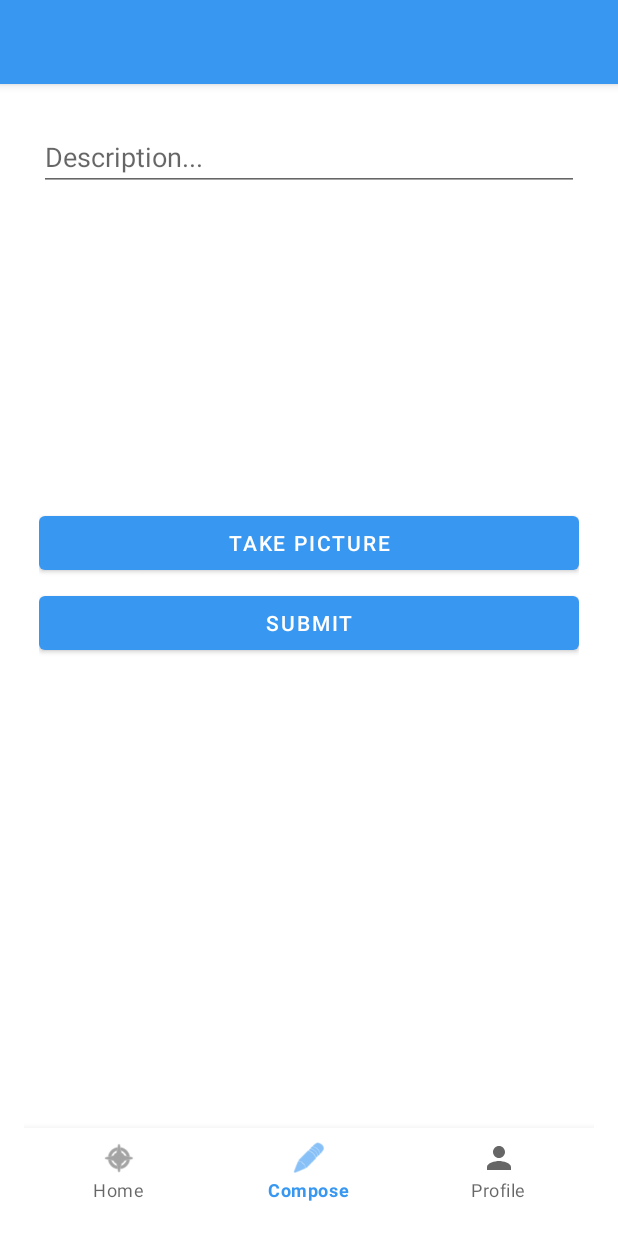
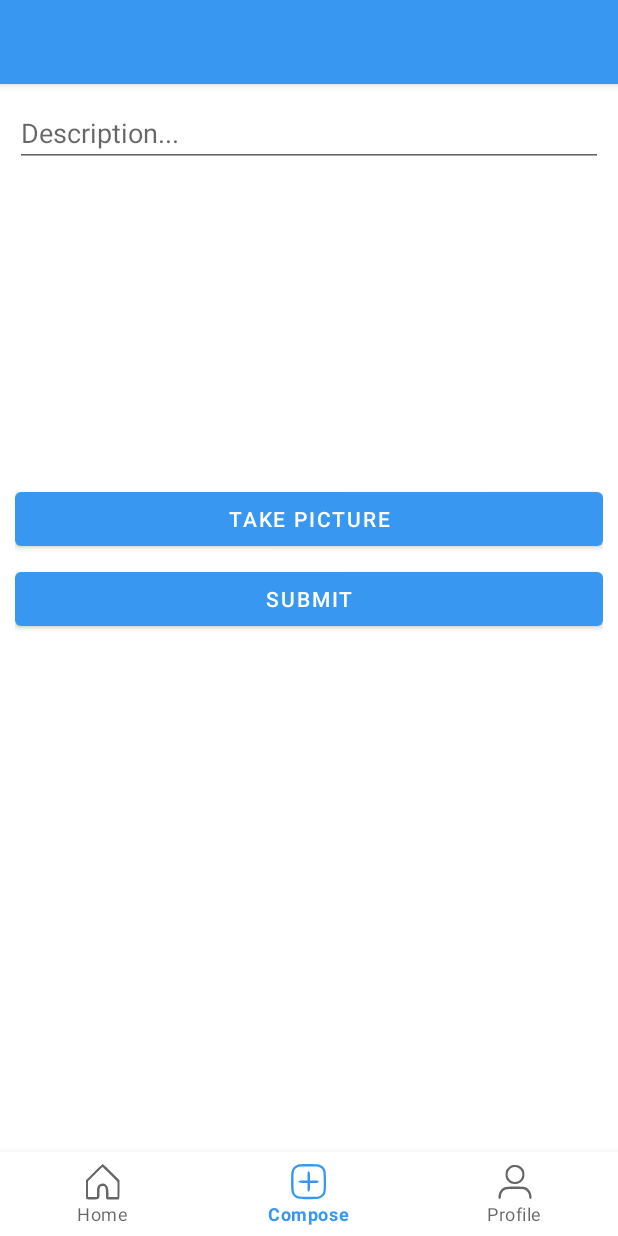
Before and after one commit to danielphung01/InstagramClone, an Android app: the MainActivity screen opened directly, with no data from a screen before it, item 2 of the bottom bar chosen, on a phone screen of 412 x 824 dp. Run offline under Robolectric (Android 15) with nearby library versions, the phone set to English and light mode, and no system bars; libraries missing offline, so code that uses them is left out: com.parse; pictures from the network do not load; 5 statements that could not run were skipped.

Commit message:
- Instagram icon vectors added. - Bottom Navigation Menu icons adjusted. To do: Change icons based on current fragment

```diff
--- /dev/null
+++ b/app/src/main/res/drawable/ic_instagram_home_outline_24.xml
@@ -0,0 +1,10 @@
+<vector xmlns:android="http://schemas.android.com/apk/res/android"
+    android:width="72dp"
+    android:height="72dp"
+    android:viewportWidth="72"
+    android:viewportHeight="72">
+  <path
+      android:pathData="M18.2,16.3l-16.2,16.2 0,18.7c0,16 0.2,18.7 1.6,19.2 0.9,0.3 6.2,0.6 11.9,0.6 13.5,-0 13.5,-0 13.5,-13.4 0,-11.6 1,-13.6 6.8,-13.6 5.1,-0 6.2,2.7 6.2,15.1 0,8.8 0.3,10.8 1.6,11.3 2,0.8 21.8,0.8 23.8,-0 1.4,-0.5 1.6,-3.2 1.6,-19.2l0,-18.6 -16.2,-16.3c-8.9,-9 -16.7,-16.3 -17.3,-16.3 -0.5,-0 -8.3,7.3 -17.3,16.3zM50.2,20.7l14.8,14.8 0,15.2 0,15.3 -9,-0 -9,-0 0,-7.3c0,-9.4 -1.4,-14 -5.1,-17.1 -3.5,-3 -7.6,-3.3 -11.9,-1.1 -4.6,2.4 -6,6.2 -6,16.5l0,9 -9,-0 -9,-0 0,-15.7 0,-15.8 14.2,-14.2c7.9,-7.9 14.5,-14.3 14.8,-14.3 0.3,-0 7.1,6.6 15.2,14.7z"
+      android:fillColor="#000000"
+      android:strokeColor="#00000000"/>
+</vector>
--- /dev/null
+++ b/app/src/main/res/drawable/ic_instagram_new_post_outline_24.xml
@@ -0,0 +1,14 @@
+<vector xmlns:android="http://schemas.android.com/apk/res/android"
+    android:width="72dp"
+    android:height="72dp"
+    android:viewportWidth="72"
+    android:viewportHeight="72">
+  <path
+      android:pathData="M14.8,1c-5.1,1.5 -9.4,4.9 -11.8,9.2 -2.3,4 -2.5,5.4 -2.8,21.8 -0.4,20.3 0.5,26.5 4.9,31.5 5.2,5.9 9.9,7 30.4,7 20,-0 23.3,-0.7 28.5,-5.8 5.6,-5.4 6,-7.6 6,-29.2 0,-21.3 -0.6,-24.4 -5.8,-29.8 -4.4,-4.6 -10.4,-5.7 -29.6,-5.6 -9.4,-0 -18.3,0.4 -19.8,0.9zM58,6.9c6.9,3.6 7.5,6 7.5,28.8 0,22.2 -0.1,22.7 -6.9,27.7 -2.6,2 -4.1,2.1 -22.9,2.1 -18.4,-0 -20.5,-0.2 -23.6,-2 -6.4,-3.8 -7.1,-6.5 -7.1,-28.5 0,-21.8 0.6,-23.9 7.2,-28 3,-1.8 5.1,-2 22.8,-2 17.1,-0 20,0.2 23,1.9z"
+      android:fillColor="#000000"
+      android:strokeColor="#00000000"/>
+  <path
+      android:pathData="M33.7,15.7c-0.4,0.3 -0.7,4.4 -0.7,9l0,8.3 -8.5,-0c-6.9,-0 -8.7,0.3 -9.2,1.6 -0.9,2.5 1.6,3.4 10,3.4l7.7,-0 0,8.5c0,7.7 0.2,8.5 1.9,8.5 2.5,-0 3.1,-1.9 3.1,-10.1l0,-6.9 6.9,-0c8.2,-0 10.1,-0.6 10.1,-3.1 0,-1.7 -0.8,-1.9 -8.5,-1.9l-8.5,-0 0,-7.4c0,-4.1 -0.3,-8.1 -0.6,-9 -0.6,-1.6 -2.6,-2.1 -3.7,-0.9z"
+      android:fillColor="#000000"
+      android:strokeColor="#00000000"/>
+</vector>
--- /dev/null
+++ b/app/src/main/res/drawable/ic_instagram_user_outline_25.xml
@@ -0,0 +1,14 @@
+<vector xmlns:android="http://schemas.android.com/apk/res/android"
+    android:width="72dp"
+    android:height="72dp"
+    android:viewportWidth="72"
+    android:viewportHeight="72">
+  <path
+      android:pathData="M27,3.8c-1.9,1 -4.8,3.6 -6.4,5.6 -2.6,3.1 -3.1,4.7 -3.4,10.4 -0.4,7.9 1.4,11.9 7.2,16.6 3.1,2.6 4.7,3.1 10.4,3.4 7.9,0.4 11.9,-1.4 16.6,-7.2 2.6,-3.1 3.1,-4.7 3.4,-10.4 0.4,-7.9 -1.4,-11.9 -7.2,-16.6 -3.1,-2.6 -4.7,-3.1 -10.4,-3.4 -5.2,-0.2 -7.5,0.1 -10.2,1.6zM43,8c5.2,2.7 8.4,8.7 7.7,14.6 -1.6,14.4 -20.3,18.3 -27.4,5.8 -2.8,-4.9 -2.9,-9.3 -0.3,-14.4 3.7,-7.3 12.4,-9.9 20,-6z"
+      android:fillColor="#000000"
+      android:strokeColor="#00000000"/>
+  <path
+      android:pathData="M15.5,46.5c-7.5,2.7 -12.5,10.5 -12.5,19.7 0,3.1 0.4,3.8 1.9,3.8 2.2,-0 3.1,-1.9 3.1,-6.3 0,-4.6 3.1,-9.7 7.1,-11.9 2.9,-1.5 5.8,-1.8 20.9,-1.8 15.1,-0 18,0.3 20.9,1.8 3.8,2 7.1,7.3 7.1,11.2 0,4.5 1.2,7 3.1,7 1.5,-0 1.9,-0.7 1.9,-3.8 0,-9.5 -5.7,-17.9 -13.5,-20.1 -5.9,-1.6 -35.1,-1.3 -40,0.4z"
+      android:fillColor="#000000"
+      android:strokeColor="#00000000"/>
+</vector>
--- a/app/src/main/res/layout/activity_main.xml
+++ b/app/src/main/res/layout/activity_main.xml
@@ -4,7 +4,6 @@
     xmlns:tools="http://schemas.android.com/tools"
     android:layout_width="match_parent"
     android:layout_height="match_parent"
-    android:layout_margin="16dp"
     android:orientation="vertical"
     tools:context=".MainActivity">
 
--- a/app/src/main/res/menu/menu_bottom_navigation.xml
+++ b/app/src/main/res/menu/menu_bottom_navigation.xml
@@ -4,17 +4,17 @@
     xmlns:android="http://schemas.android.com/apk/res/android">
     <item
         android:id="@+id/action_home"
-        android:icon="@android:drawable/ic_menu_compass"
+        android:icon="@drawable/ic_instagram_home_outline_24"
         android:title="Home"
         app:showAsAction="always" />
     <item
         android:id="@+id/action_compose"
-        android:icon="@android:drawable/ic_menu_edit"
+        android:icon="@drawable/ic_instagram_new_post_outline_24"
         android:title="Compose"
         app:showAsAction="always" />
     <item
         android:id="@+id/action_profile"
-        android:icon="@drawable/ic_baseline_person_24"
+        android:icon="@drawable/ic_instagram_user_outline_25"
         android:title="Profile"
         app:showAsAction="always" />
 </menu>
```
Also changed, not shown: app/src/main/res/drawable/ic_instagram_home_filled_25.xml (added, +10 -0 lines), app/src/main/res/drawable/ic_instagram_new_post_filled_24.xml (added, +10 -0 lines), app/src/main/res/drawable/ic_instagram_user_filled_24.xml (added, +14 -0 lines).
